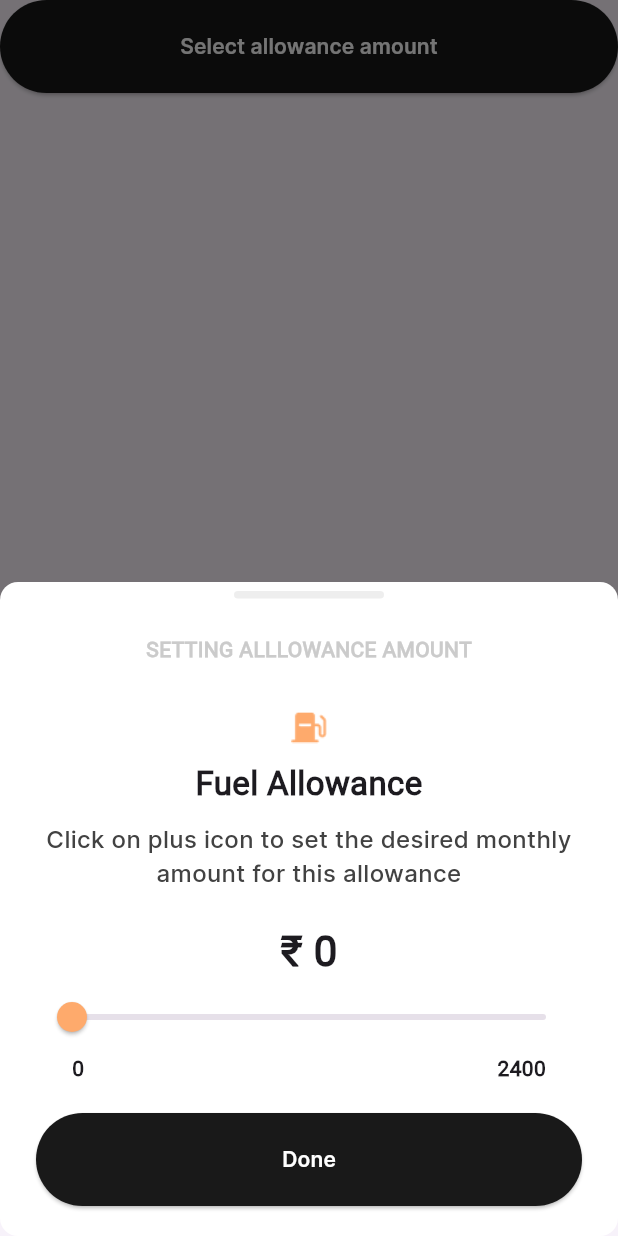
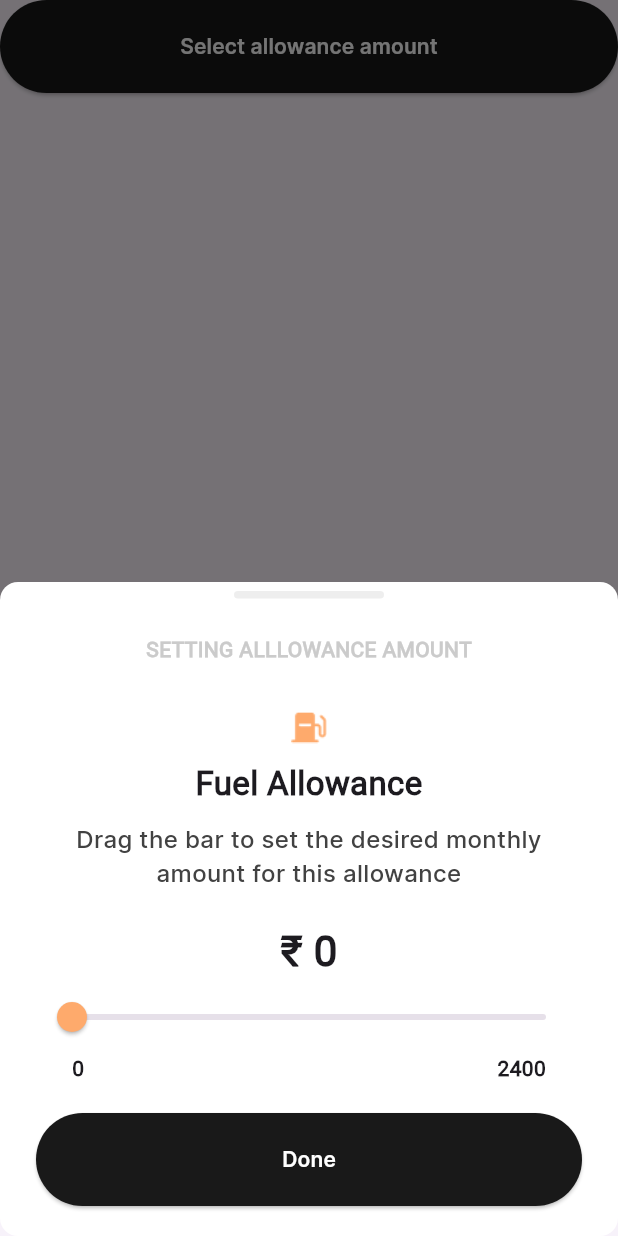
Before and after one commit to RupaMishra/assingment, a Flutter app: the MyBottomSheet widget shown alone on an empty page, opened directly with sample values from the repository, after a tap on "Select allowance amount", on a phone screen of 412 x 824 dp. Run offline on Flutter 3.47's test engine with Material 3 defaults, Android fonts, the phone set to English and light mode, and no system bars; our stand-ins replace fluttertoast.

Commit message:
1) slider created for allowance money increment/decrement

```diff
--- a/lib/widgets/my_bottom_sheet.dart
+++ b/lib/widgets/my_bottom_sheet.dart
@@ -67,7 +67,7 @@
                           Text(data.title,textAlign:TextAlign.center,style: TextStyle(fontSize: 22,fontWeight: FontWeight.w600,fontFamily: 'Roboto'),),
                           const SizedBox(height: 10,),
                           Text(
-                            "Click on plus icon to set the desired monthly amount for this allowance",
+                            "Drag the bar to set the desired monthly amount for this allowance",
                             textAlign: TextAlign.center,
                             style:TextStyle(fontSize: 16,fontFamily: 'Inter',fontWeight: FontWeight.w500,color: Colors.grey[800]),
                           ),
```
